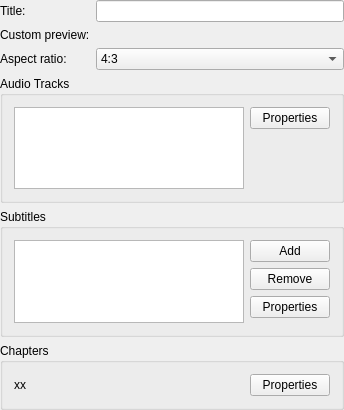
This is plugins/video/videooptions.ui in google-code-export/kmediafactory as Qt 5 draws it before an edit. The edited form follows.
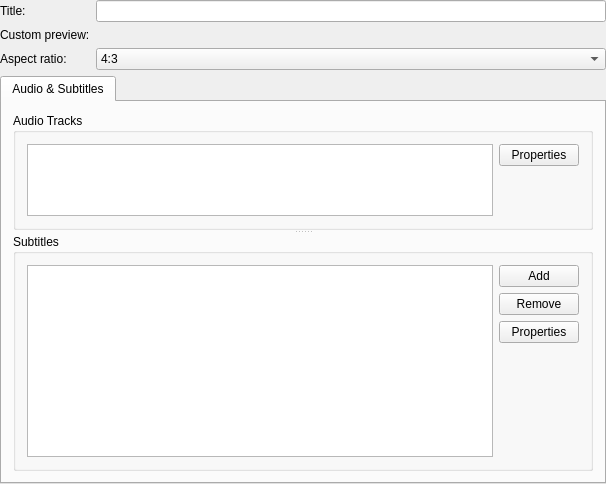
This is the edited form. Custom widgets are drawn as their Qt base class.

Commit message:
Reduce number of dialogs: - place audio dialog as a tab within slideshow dialog - add chapters dialog as a tab within video dialog
TODO:
- make video audio language selector a combobox in video dialog
- add subtitle dialog to video dialog?

Diff of the .ui file:
```diff
--- a/plugins/video/videooptions.ui
+++ b/plugins/video/videooptions.ui
@@ -6,8 +6,8 @@
    <rect>
     <x>0</x>
     <y>0</y>
-    <width>344</width>
-    <height>410</height>
+    <width>606</width>
+    <height>479</height>
    </rect>
   </property>
   <property name="windowTitle">
@@ -81,6 +81,20 @@
     </layout>
    </item>
    <item>
+    <widget class="QTabWidget" name="tabWidget">
+     <property name="currentIndex">
+      <number>0</number>
+     </property>
+     <widget class="QWidget" name="tab">
+      <attribute name="title">
+       <string>Audio &amp;&amp; Subtitles</string>
+      </attribute>
+      <layout class="QVBoxLayout" name="verticalLayout_2">
+       <item>
+        <widget class="QSplitter" name="splitter_2">
+         <property name="orientation">
+          <enum>Qt::Vertical</enum>
+         </property>
     <widget class="QGroupBox" name="groupBox">
      <property name="title">
       <string>Audio Tracks</string>
@@ -127,9 +141,13 @@
       </item>
      </layout>
     </widget>
-   </item>
-   <item>
     <widget class="QGroupBox" name="groupBox_2">
+          <property name="sizePolicy">
+           <sizepolicy hsizetype="MinimumExpanding" vsizetype="MinimumExpanding">
+            <horstretch>0</horstretch>
+            <verstretch>0</verstretch>
+           </sizepolicy>
+          </property>
      <property name="title">
       <string>Subtitles</string>
      </property>
@@ -195,54 +213,11 @@
       </item>
      </layout>
     </widget>
-   </item>
-   <item>
-    <widget class="QGroupBox" name="groupBox_3">
-     <property name="title">
-      <string>Chapters</string>
-     </property>
-     <layout class="QHBoxLayout" name="horizontalLayout_3">
-      <item>
-       <widget class="QLabel" name="chapterLabel">
-        <property name="sizePolicy">
-         <sizepolicy hsizetype="Expanding" vsizetype="Preferred">
-          <horstretch>0</horstretch>
-          <verstretch>0</verstretch>
-         </sizepolicy>
-        </property>
-        <property name="text">
-         <string>xx</string>
-        </property>
-        <property name="wordWrap">
-         <bool>false</bool>
-        </property>
-       </widget>
-      </item>
-      <item>
-       <widget class="KPushButton" name="chapterPropertiesButton">
-        <property name="text">
-         <string>Properties</string>
-        </property>
-        <property name="shortcut">
-         <string/>
-        </property>
        </widget>
       </item>
      </layout>
     </widget>
-   </item>
-   <item>
-    <spacer name="verticalSpacer">
-     <property name="orientation">
-      <enum>Qt::Vertical</enum>
-     </property>
-     <property name="sizeHint" stdset="0">
-      <size>
-       <width>20</width>
-       <height>2</height>
-      </size>
-     </property>
-    </spacer>
+    </widget>
    </item>
   </layout>
  </widget>
```
Left out of the diff: 3 changed lines with no effect on the pictures. Lines whose indentation alone changed are shown as unchanged. The commit also changes 8 other files.
